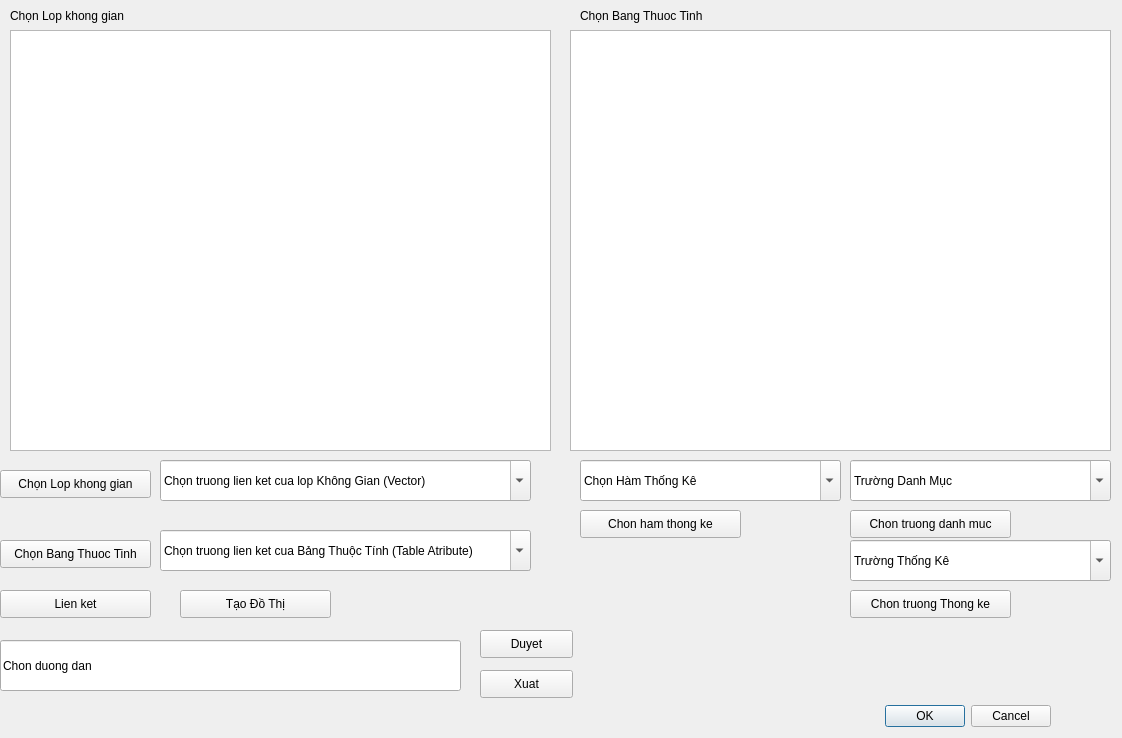
First picture: the form in Atribute_Connect_dialog_base.ui, repository ItIsNoTToi/hethongthongtin, before the edit.
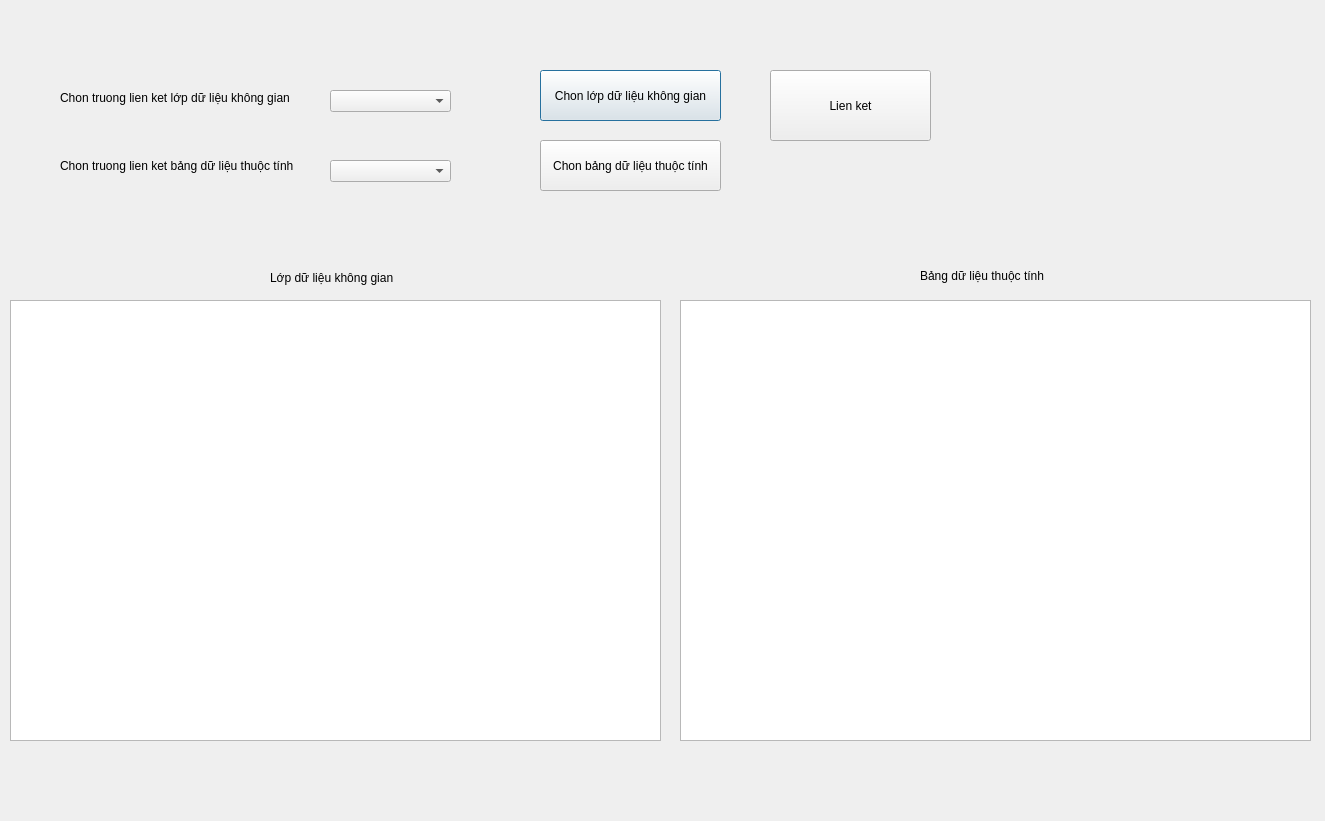
Second picture: the form after the edit.

The edit to the form file:
```diff
--- a/Atribute_Connect_dialog_base.ui
+++ b/Atribute_Connect_dialog_base.ui
@@ -2,289 +2,154 @@
 <ui version="4.0">
  <class>Atribute_ConnectDialogBase</class>
  <widget class="QDialog" name="Atribute_ConnectDialogBase">
+  <property name="enabled">
+   <bool>true</bool>
+  </property>
   <property name="geometry">
    <rect>
     <x>0</x>
     <y>0</y>
-    <width>1122</width>
-    <height>738</height>
+    <width>1325</width>
+    <height>821</height>
    </rect>
   </property>
   <property name="windowTitle">
    <string>Atribute_Connect</string>
   </property>
-  <widget class="QDialogButtonBox" name="button_box">
+  <property name="sizeGripEnabled">
+   <bool>false</bool>
+  </property>
+  <widget class="QLabel" name="dulieuthuoctinh">
    <property name="geometry">
     <rect>
-     <x>850</x>
-     <y>700</y>
-     <width>201</width>
-     <height>32</height>
-    </rect>
-   </property>
-   <property name="orientation">
-    <enum>Qt::Horizontal</enum>
-   </property>
-   <property name="standardButtons">
-    <set>QDialogButtonBox::Cancel|QDialogButtonBox::Ok</set>
-   </property>
-  </widget>
-  <widget class="QPushButton" name="pushButton">
-   <property name="geometry">
-    <rect>
-     <x>0</x>
-     <y>590</y>
-     <width>151</width>
-     <height>28</height>
-    </rect>
-   </property>
-   <property name="text">
-    <string>Lien ket</string>
-   </property>
-  </widget>
-  <widget class="QComboBox" name="comboBox">
-   <property name="geometry">
-    <rect>
-     <x>160</x>
-     <y>460</y>
-     <width>371</width>
-     <height>41</height>
-    </rect>
-   </property>
-   <property name="editable">
-    <bool>true</bool>
-   </property>
-   <property name="currentText">
-    <string>Chọn truong lien ket cua lop Không Gian (Vector)</string>
-   </property>
-  </widget>
-  <widget class="QComboBox" name="comboBox_2">
-   <property name="geometry">
-    <rect>
-     <x>160</x>
-     <y>530</y>
-     <width>371</width>
-     <height>41</height>
-    </rect>
-   </property>
-   <property name="editable">
-    <bool>true</bool>
-   </property>
-   <property name="currentText">
-    <string>Chọn truong lien ket cua Bảng Thuộc Tính (Table Atribute)</string>
-   </property>
-  </widget>
-  <widget class="QComboBox" name="comboBox_4">
-   <property name="geometry">
-    <rect>
-     <x>580</x>
-     <y>460</y>
-     <width>261</width>
-     <height>41</height>
-    </rect>
-   </property>
-   <property name="editable">
-    <bool>true</bool>
-   </property>
-   <property name="currentText">
-    <string>Chọn Hàm Thống Kê</string>
-   </property>
-  </widget>
-  <widget class="QPushButton" name="pushButton_5">
-   <property name="geometry">
-    <rect>
-     <x>480</x>
-     <y>630</y>
-     <width>93</width>
-     <height>28</height>
-    </rect>
-   </property>
-   <property name="text">
-    <string>Duyet</string>
-   </property>
-  </widget>
-  <widget class="QPushButton" name="pushButton_6">
-   <property name="geometry">
-    <rect>
-     <x>180</x>
-     <y>590</y>
-     <width>151</width>
-     <height>28</height>
-    </rect>
-   </property>
-   <property name="text">
-    <string>Tạo Đồ Thị</string>
-   </property>
-  </widget>
-  <widget class="QPushButton" name="pushButton_7">
-   <property name="geometry">
-    <rect>
-     <x>480</x>
-     <y>670</y>
-     <width>93</width>
-     <height>28</height>
-    </rect>
-   </property>
-   <property name="text">
-    <string>Xuat</string>
-   </property>
-  </widget>
-  <widget class="QComboBox" name="comboBox_5">
-   <property name="geometry">
-    <rect>
-     <x>850</x>
-     <y>460</y>
-     <width>261</width>
-     <height>41</height>
-    </rect>
-   </property>
-   <property name="editable">
-    <bool>true</bool>
-   </property>
-   <property name="currentText">
-    <string>Trường Danh Mục</string>
-   </property>
-  </widget>
-  <widget class="QComboBox" name="comboBox_6">
-   <property name="geometry">
-    <rect>
-     <x>850</x>
-     <y>540</y>
-     <width>261</width>
-     <height>41</height>
-    </rect>
-   </property>
-   <property name="editable">
-    <bool>true</bool>
-   </property>
-   <property name="currentText">
-    <string>Trường Thống Kê</string>
-   </property>
-  </widget>
-  <widget class="QTableWidget" name="tableWidget">
-   <property name="geometry">
-    <rect>
-     <x>570</x>
-     <y>30</y>
-     <width>541</width>
-     <height>421</height>
-    </rect>
-   </property>
-  </widget>
-  <widget class="QLineEdit" name="lineEdit">
-   <property name="geometry">
-    <rect>
-     <x>0</x>
-     <y>640</y>
-     <width>461</width>
-     <height>51</height>
-    </rect>
-   </property>
-   <property name="text">
-    <string>Chon duong dan</string>
-   </property>
-  </widget>
-  <widget class="QLabel" name="label">
-   <property name="geometry">
-    <rect>
-     <x>580</x>
-     <y>0</y>
+     <x>920</x>
+     <y>260</y>
      <width>141</width>
      <height>31</height>
     </rect>
    </property>
    <property name="text">
-    <string>Chọn Bang Thuoc Tinh</string>
+    <string>Bảng dữ liệu thuộc tính</string>
    </property>
   </widget>
   <widget class="QLabel" name="label_2">
    <property name="geometry">
     <rect>
-     <x>10</x>
-     <y>0</y>
+     <x>270</x>
+     <y>270</y>
      <width>131</width>
-     <height>31</height>
+     <height>16</height>
     </rect>
    </property>
    <property name="text">
-    <string>Chọn Lop khong gian</string>
+    <string>Lớp dữ liệu không gian</string>
    </property>
   </widget>
-  <widget class="QPushButton" name="pushButton_2">
+  <widget class="QComboBox" name="comboBox_khonggian">
    <property name="geometry">
     <rect>
-     <x>0</x>
-     <y>470</y>
-     <width>151</width>
-     <height>28</height>
+     <x>330</x>
+     <y>90</y>
+     <width>121</width>
+     <height>22</height>
     </rect>
    </property>
-   <property name="text">
-    <string>Chọn Lop khong gian</string>
-   </property>
   </widget>
-  <widget class="QPushButton" name="pushButton_3">
+  <widget class="QComboBox" name="comboBox_thuoctinh">
    <property name="geometry">
     <rect>
-     <x>0</x>
-     <y>540</y>
-     <width>151</width>
-     <height>28</height>
+     <x>330</x>
+     <y>160</y>
+     <width>121</width>
+     <height>22</height>
     </rect>
    </property>
-   <property name="text">
-    <string>Chọn Bang Thuoc Tinh</string>
-   </property>
   </widget>
-  <widget class="QPushButton" name="pushButton_8">
+  <widget class="QTableWidget" name="tableWidget">
    <property name="geometry">
     <rect>
-     <x>850</x>
-     <y>510</y>
-     <width>161</width>
-     <height>28</height>
+     <x>680</x>
+     <y>300</y>
+     <width>631</width>
+     <height>441</height>
     </rect>
-   </property>
-   <property name="text">
-    <string>Chon truong danh muc</string>
-   </property>
-  </widget>
-  <widget class="QPushButton" name="pushButton_9">
-   <property name="geometry">
-    <rect>
-     <x>850</x>
-     <y>590</y>
-     <width>161</width>
-     <height>28</height>
-    </rect>
-   </property>
-   <property name="text">
-    <string>Chon truong Thong ke</string>
-   </property>
-  </widget>
-  <widget class="QPushButton" name="pushButton_10">
-   <property name="geometry">
-    <rect>
-     <x>580</x>
-     <y>510</y>
-     <width>161</width>
-     <height>28</height>
-    </rect>
-   </property>
-   <property name="text">
-    <string>Chon ham thong ke</string>
    </property>
   </widget>
   <widget class="QTableWidget" name="tableWidget_2">
    <property name="geometry">
     <rect>
      <x>10</x>
-     <y>30</y>
-     <width>541</width>
-     <height>421</height>
+     <y>300</y>
+     <width>651</width>
+     <height>441</height>
     </rect>
    </property>
   </widget>
+  <widget class="QPushButton" name="pushButton">
+   <property name="geometry">
+    <rect>
+     <x>540</x>
+     <y>70</y>
+     <width>181</width>
+     <height>51</height>
+    </rect>
+   </property>
+   <property name="text">
+    <string>Chon lớp dữ liệu không gian</string>
+   </property>
+  </widget>
+  <widget class="QPushButton" name="pushButton_2">
+   <property name="geometry">
+    <rect>
+     <x>540</x>
+     <y>140</y>
+     <width>181</width>
+     <height>51</height>
+    </rect>
+   </property>
+   <property name="text">
+    <string>Chon bảng dữ liệu thuộc tính</string>
+   </property>
+  </widget>
+  <widget class="QPushButton" name="btn_link">
+   <property name="geometry">
+    <rect>
+     <x>770</x>
+     <y>70</y>
+     <width>161</width>
+     <height>71</height>
+    </rect>
+   </property>
+   <property name="text">
+    <string>Lien ket</string>
+   </property>
+  </widget>
+  <widget class="QLabel" name="dulieukhonggian_2">
+   <property name="geometry">
+    <rect>
+     <x>60</x>
+     <y>90</y>
+     <width>261</width>
+     <height>16</height>
+    </rect>
+   </property>
+   <property name="text">
+    <string>Chon truong lien ket lớp dữ liệu không gian</string>
+   </property>
+  </widget>
+  <widget class="QLabel" name="dulieuthuoctinh_2">
+   <property name="geometry">
+    <rect>
+     <x>60</x>
+     <y>150</y>
+     <width>261</width>
+     <height>31</height>
+    </rect>
+   </property>
+   <property name="text">
+    <string>Chon truong lien ket bảng dữ liệu thuộc tính</string>
+   </property>
+  </widget>
  </widget>
  <resources/>
  <connections>
```
Left out of the diff: 37 changed lines with no effect on the pictures.
